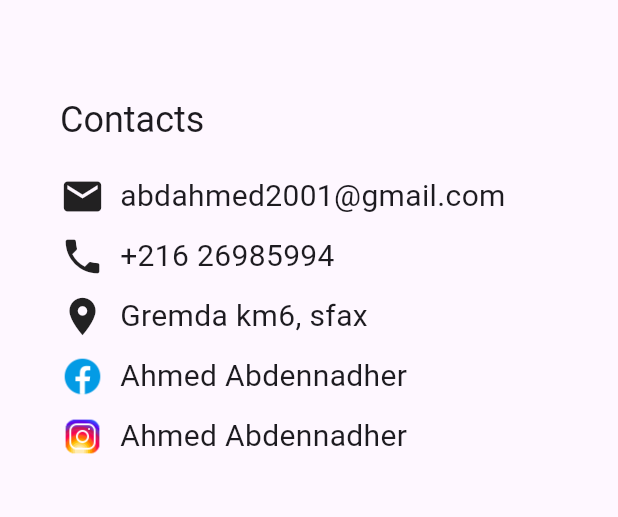
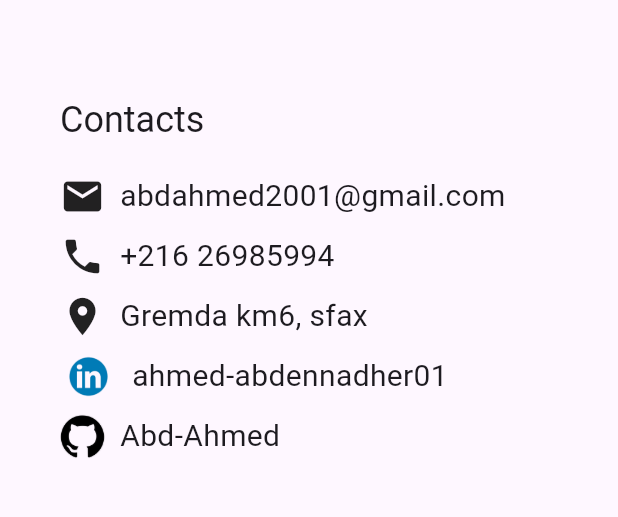
Before and after one commit to Abd-Ahmed/flutter_project, a Flutter app: the ContactPage screen opened by its route, on a phone screen of 412 x 824 dp, the part 63-580 px from its top. Run offline on Flutter 3.47's test engine with Material 3 defaults, Android fonts, the phone set to English and light mode, and no system bars; our stand-ins replace google_maps_flutter, shared_preferences; accounts and stored records are empty; network calls fail.

Commit message:
second commit

```diff
--- a/lib/pages/contact.page.dart
+++ b/lib/pages/contact.page.dart
@@ -1,4 +1,3 @@
-
 import 'package:flutter/material.dart';
 
 import '../menu/drawer.widget.dart';
@@ -44,7 +43,8 @@ class ContactPage extends StatelessWidget {
                   style: TextStyle(fontSize: 20.0),
                 ),
               ],
-            ),    SizedBox(height: 10.0),
+            ),
+            SizedBox(height: 10.0),
             Row(
               mainAxisAlignment: MainAxisAlignment.start,
               children: [
@@ -61,12 +61,12 @@ class ContactPage extends StatelessWidget {
               mainAxisAlignment: MainAxisAlignment.start,
               children: [
                 Image.asset(
-                  'images/icons8-facebook-48.png',
+                  'images/linkedin.png',
                   height: 30.0,
                 ),
                 SizedBox(width: 10.0),
                 Text(
-                  'Ahmed Abdennadher',
+                  'ahmed-abdennadher01',
                   style: TextStyle(fontSize: 20.0),
                 ),
               ],
@@ -76,18 +76,16 @@ class ContactPage extends StatelessWidget {
               mainAxisAlignment: MainAxisAlignment.start,
               children: [
                 Image.asset(
-                  'images/instagram.png',
+                  'images/github.png',
                   height: 30.0,
                 ),
                 SizedBox(width: 10.0),
                 Text(
-                  'Ahmed Abdennadher',
+                  'Abd-Ahmed',
                   style: TextStyle(fontSize: 20.0),
                 ),
               ],
             ),
-
-
           ],
         ),
       ),
```
Also changed, not shown: images/github.png (added), images/icons8-facebook-48.png (deleted), images/instagram.png (deleted), images/linkedin.png (added).
